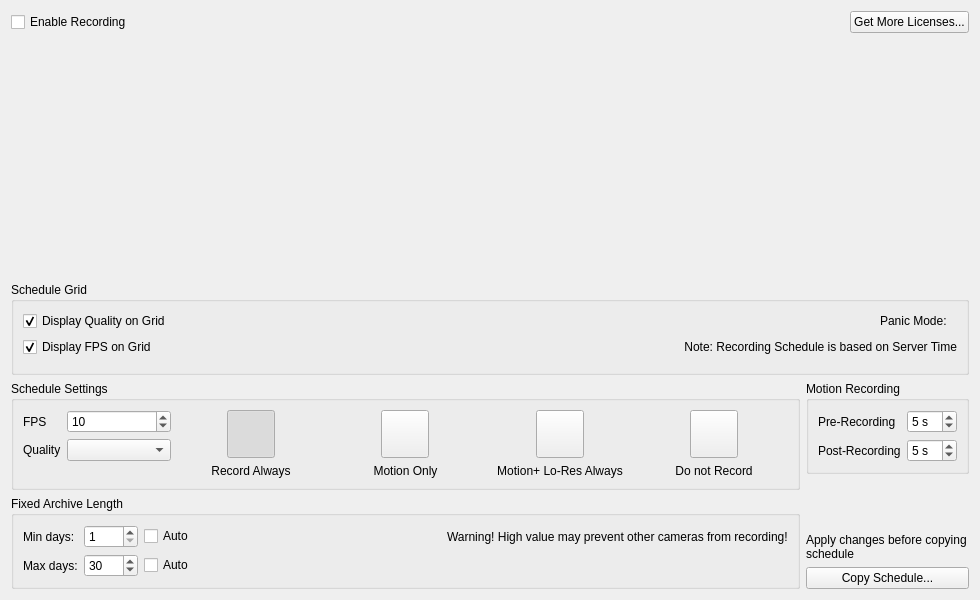
First picture: the form in client/src/ui/widgets/properties/camera_schedule_widget.ui, repository networkoptix/nx_open, before the edit.
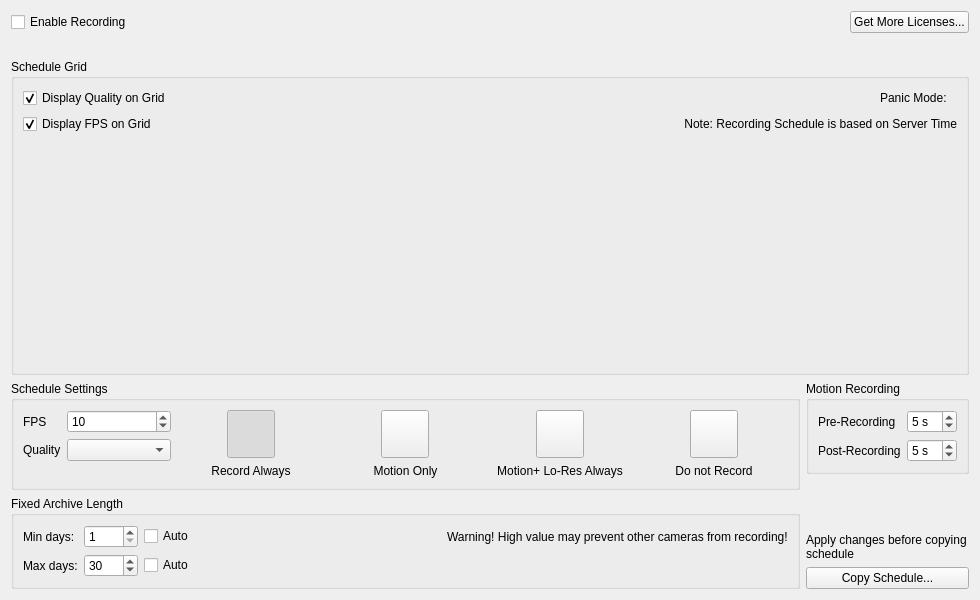
Second picture: the form after the edit. Custom widgets are drawn as their Qt base class.

The edit to the form file:
```diff
--- a/client/src/ui/widgets/properties/camera_schedule_widget.ui
+++ b/client/src/ui/widgets/properties/camera_schedule_widget.ui
@@ -19,7 +19,7 @@
   <property name="windowTitle">
    <string>Camera Schedule Editor</string>
   </property>
-  <layout class="QVBoxLayout" name="verticalLayout_6" stretch="0,0,0,1,0">
+  <layout class="QVBoxLayout" name="verticalLayout_6" stretch="0,0,1,0">
    <item>
     <layout class="QHBoxLayout" name="horizontalLayout_2">
      <item>
@@ -68,20 +68,6 @@
      </property>
     </widget>
    </item>
-   <item>
-    <widget class="QLabel" name="analogLicensesLabel">
-     <property name="text">
-      <string notr="true">&lt;X analog license(s) are used out of Y&gt;</string>
-     </property>
-    </widget>
-   </item>
-   <item>
-    <widget class="QLabel" name="edgeLicensesLabel">
-     <property name="text">
-      <string/>
-     </property>
-    </widget>
-   </item>
    <item>
     <widget class="QGroupBox" name="scheduleGridGroupBox">
      <property name="title">
```
Left out of the diff: 2 changed lines with no effect on the pictures.
